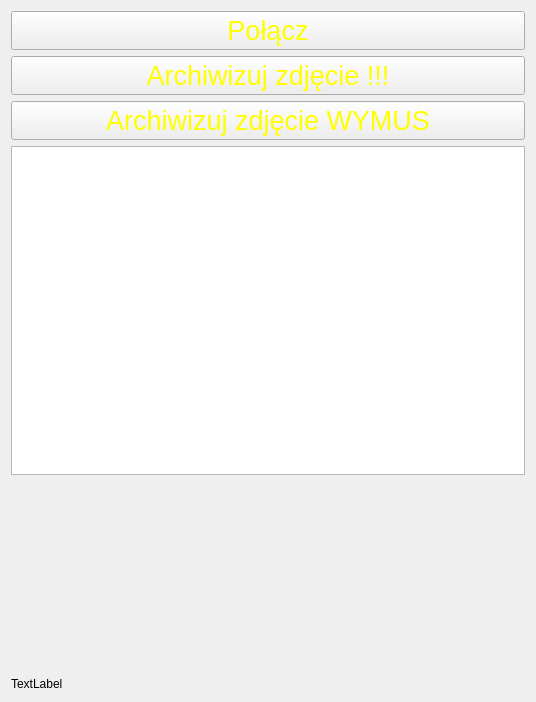
This is ClientApplication/src/libs/ui/MainWindow.ui in militia11/in as Qt 5 draws it before an edit. The edited form follows.
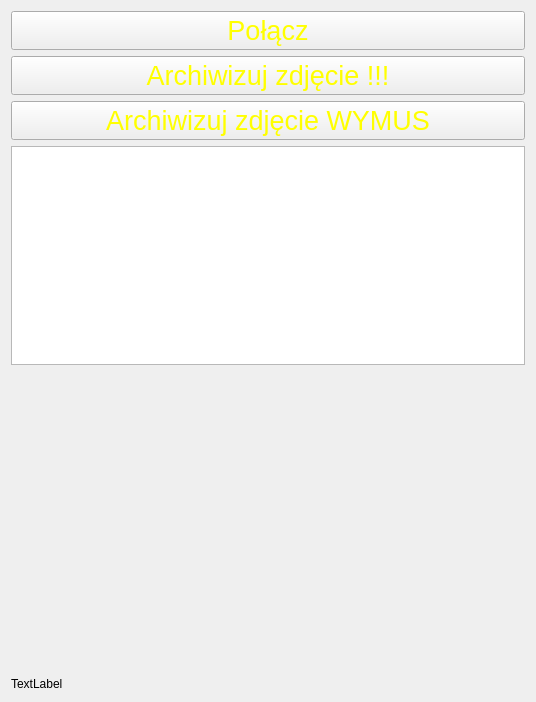
This is the edited form.

What changed in the file:
```diff
--- a/ClientApplication/src/libs/ui/MainWindow.ui
+++ b/ClientApplication/src/libs/ui/MainWindow.ui
@@ -76,13 +76,13 @@
         <property name="minimumSize">
          <size>
           <width>0</width>
-          <height>190</height>
+          <height>300</height>
          </size>
         </property>
         <property name="maximumSize">
          <size>
           <width>600</width>
-          <height>229</height>
+          <height>429</height>
          </size>
         </property>
         <property name="text">
```
